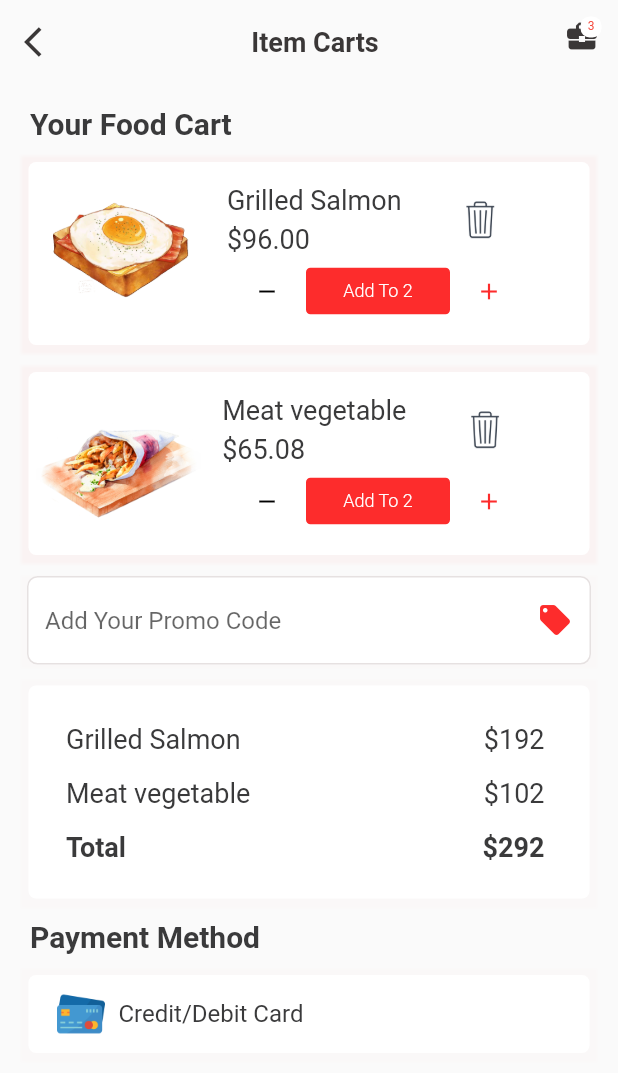
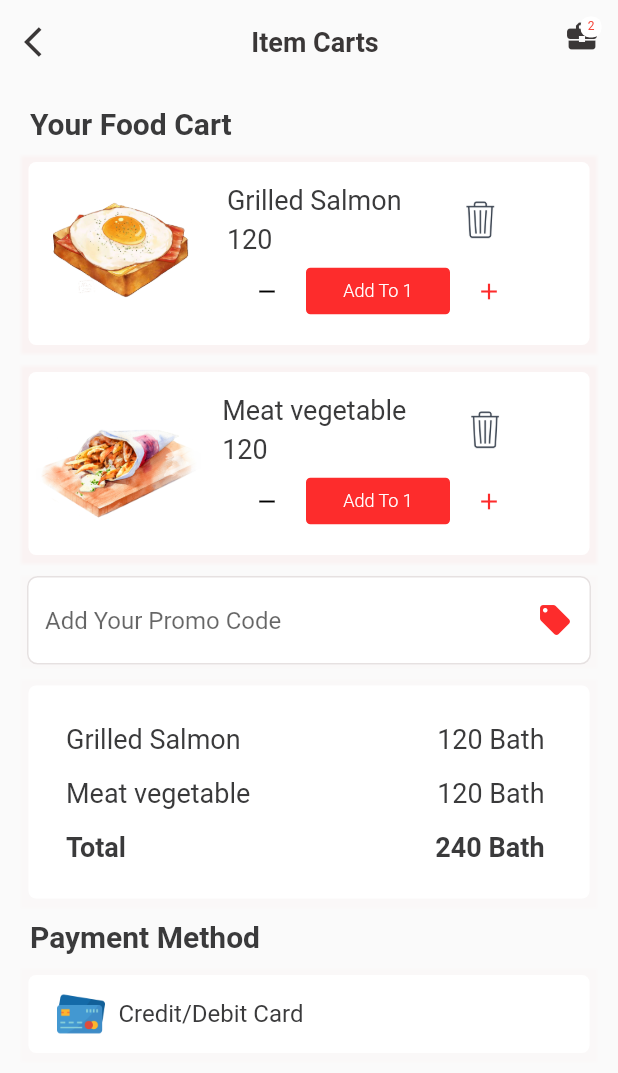
Before and after one commit to TeerapongP/flutter-food-delivery, a Flutter app: the screen it shows after launch, after a tap on "Add To Bag", on a phone screen of 412 x 824 dp. Shown: the top 1073 px of the screen. Run offline on Flutter 3.47's test engine with Material 2 defaults, Android fonts, the phone set to English and light mode, and no system bars; our stand-ins replace carousel_pro, firebase_auth, firebase_core, font_awesome_flutter, google_sign_in; missing offline and left inert: flutter_facebook_auth; accounts and stored records are empty; Roboto replaces fonts that are missing (Roboto-Regular.ttf).

Commit message:
เเก้ FoodDetails and FoodOrder

```diff
--- a/lib/page/FoodDetailsPage.dart
+++ b/lib/page/FoodDetailsPage.dart
@@ -14,6 +14,7 @@ class FoodDetailsPage extends StatefulWidget {
 }
 
 class _FoodDetailsPageState extends State<FoodDetailsPage> {
+  int _counter = 10;
   @override
   Widget build(BuildContext context) {
     return DefaultTabController(
@@ -35,9 +36,42 @@ class _FoodDetailsPageState extends State<FoodDetailsPage> {
               ),
             ),
           ),
-          actions: <Widget>[
-            CartIconWithBadge(),
-          ],
+          // actions: <Widget>[
+          //  Stack(
+          //       children: <Widget>[
+          //         IconButton(
+          //             icon: const Icon(
+          //               Icons.business_center,
+          //               color: Color(0xFF3a3737),
+          //             ),
+          //             onPressed: () {}),
+          //         _counter != 0
+          //             ? Positioned(
+          //                 right: 11,
+          //                 top: 11,
+          //                 child: Container(
+          //                   padding: const EdgeInsets.all(2),
+          //                   decoration: BoxDecoration(
+          //                     color: Colors.white,
+          //                     borderRadius: BorderRadius.circular(6),
+          //                   ),
+          //                   constraints: const BoxConstraints(
+          //                     minWidth: 14,
+          //                     minHeight: 14,
+          //                   ),
+          //                   child: Text(
+          //                     '$_counter',
+          //                     style: const TextStyle(
+          //                       color: Colors.red,
+          //                       fontSize: 8,
+          //                     ),
+          //                     textAlign: TextAlign.center,
+          //                   ),
+          //                 ),
+          //               )
+          //             : Container()
+          //       ],
+          //     ),],
           systemOverlayStyle: SystemUiOverlayStyle.dark,
         ),
         body: Container(
--- a/lib/page/FoodOrderPage.dart
+++ b/lib/page/FoodOrderPage.dart
@@ -12,6 +12,7 @@ class FoodOrderPage extends StatefulWidget {
 
 class _FoodOrderPageState extends State<FoodOrderPage> {
   int counter = 3;
+  int productPrice = 120;
   @override
   Widget build(BuildContext context) {
     return Scaffold(
@@ -65,17 +66,17 @@ class _FoodOrderPageState extends State<FoodOrderPage> {
                 const SizedBox(
                   height: 10,
                 ),
-                const CartItem(
+                CartItem(
                     productName: "Grilled Salmon",
-                    productPrice: "\$96.00",
+                    productPrice: productPrice,
                     productImage: "ic_popular_food_1",
                     productCartQuantity: "2"),
                 const SizedBox(
                   height: 10,
                 ),
-                const CartItem(
+                CartItem(
                     productName: "Meat vegetable",
-                    productPrice: "\$65.08",
+                    productPrice: productPrice,
                     productImage: "ic_popular_food_4",
                     productCartQuantity: "5"),
                 const SizedBox(
@@ -85,7 +86,7 @@ class _FoodOrderPageState extends State<FoodOrderPage> {
                 const SizedBox(
                   height: 10,
                 ),
-                const TotalCalculationWidget(),
+                TotalCalculationWidget(productPrice),
                 const SizedBox(
                   height: 10,
                 ),
@@ -166,8 +167,10 @@ class PaymentMethodWidget extends StatelessWidget {
   }
 }
 
+// ignore: must_be_immutable
 class TotalCalculationWidget extends StatelessWidget {
-  const TotalCalculationWidget({Key? key}) : super(key: key);
+  int productPrice;
+  TotalCalculationWidget(this.productPrice, {Key? key}) : super(key: key);
 
   @override
   Widget build(BuildContext context) {
@@ -202,8 +205,8 @@ class TotalCalculationWidget extends StatelessWidget {
               ),
               Row(
                 mainAxisAlignment: MainAxisAlignment.spaceBetween,
-                children: const <Widget>[
-                  Text(
+                children: <Widget>[
+                  const Text(
                     "Grilled Salmon",
                     style: TextStyle(
                         fontSize: 18,
@@ -212,8 +215,8 @@ class TotalCalculationWidget extends StatelessWidget {
                     textAlign: TextAlign.left,
                   ),
                   Text(
-                    "\$192",
-                    style: TextStyle(
+                    "$productPrice" " Bath",
+                    style: const TextStyle(
                         fontSize: 18,
                         color: Color(0xFF3a3a3b),
                         fontWeight: FontWeight.w400),
@@ -226,8 +229,8 @@ class TotalCalculationWidget extends StatelessWidget {
               ),
               Row(
                 mainAxisAlignment: MainAxisAlignment.spaceBetween,
-                children: const <Widget>[
-                  Text(
+                children: <Widget>[
+                  const Text(
                     "Meat vegetable",
                     style: TextStyle(
                         fontSize: 18,
@@ -236,8 +239,8 @@ class TotalCalculationWidget extends StatelessWidget {
                     textAlign: TextAlign.left,
                   ),
                   Text(
-                    "\$102",
-                    style: TextStyle(
+                    "$productPrice" " Bath",
+                    style: const TextStyle(
                         fontSize: 18,
                         color: Color(0xFF3a3a3b),
                         fontWeight: FontWeight.w400),
@@ -250,8 +253,8 @@ class TotalCalculationWidget extends StatelessWidget {
               ),
               Row(
                 mainAxisAlignment: MainAxisAlignment.spaceBetween,
-                children: const <Widget>[
-                  Text(
+                children: <Widget>[
+                  const Text(
                     "Total",
                     style: TextStyle(
                         fontSize: 18,
@@ -260,8 +263,8 @@ class TotalCalculationWidget extends StatelessWidget {
                     textAlign: TextAlign.left,
                   ),
                   Text(
-                    "\$292",
-                    style: TextStyle(
+                    "${productPrice + productPrice}" " Bath",
+                    style: const TextStyle(
                         fontSize: 18,
                         color: Color(0xFF3a3a3b),
                         fontWeight: FontWeight.w600),
@@ -322,13 +325,15 @@ class PromoCodeWidget extends StatelessWidget {
 
 class CartItem extends StatelessWidget {
   final String productName;
-  final String productPrice;
+  // final String productPrice;
+  final int productPrice;
   final String productImage;
   final String productCartQuantity;
 
   // ignore: prefer_const_constructors_in_immutables, use_key_in_widget_constructors
   const CartItem({
     required this.productName,
+    // required this.productPrice,
     required this.productPrice,
     required this.productImage,
     required this.productCartQuantity,
@@ -396,7 +401,7 @@ class CartItem extends StatelessWidget {
                             height: 5,
                           ),
                           Text(
-                              productPrice,
+                            productPrice.toString(),
                             style: const TextStyle(
                                 fontSize: 18,
                                 color: Color(0xFF3a3a3b),
@@ -421,20 +426,21 @@ class CartItem extends StatelessWidget {
                   Container(
                     margin: const EdgeInsets.only(left: 20),
                     alignment: Alignment.centerRight,
-                      child: AddToCartMenu(2),
+                    child: AddToCartMenu(),
                   )
                 ],
               )
             ],
           ),
-          )),
+        ),
+      ),
     );
   }
 }
 
 // ignore: must_be_immutable
 class CartIconWithBadge extends StatelessWidget {
-  int counter = 3;
+  int counter = 2;
 
   CartIconWithBadge({Key? key}) : super(key: key);
 
@@ -480,9 +486,8 @@ class CartIconWithBadge extends StatelessWidget {
 
 // ignore: must_be_immutable
 class AddToCartMenu extends StatelessWidget {
-  int productCounter;
-
-  AddToCartMenu(this.productCounter, {Key? key}) : super(key: key);
+  AddToCartMenu({Key? key}) : super(key: key);
+  int productCounter = 1;
 
   @override
   Widget build(BuildContext context) {
```
Lines whose indentation alone changed are shown as unchanged.
